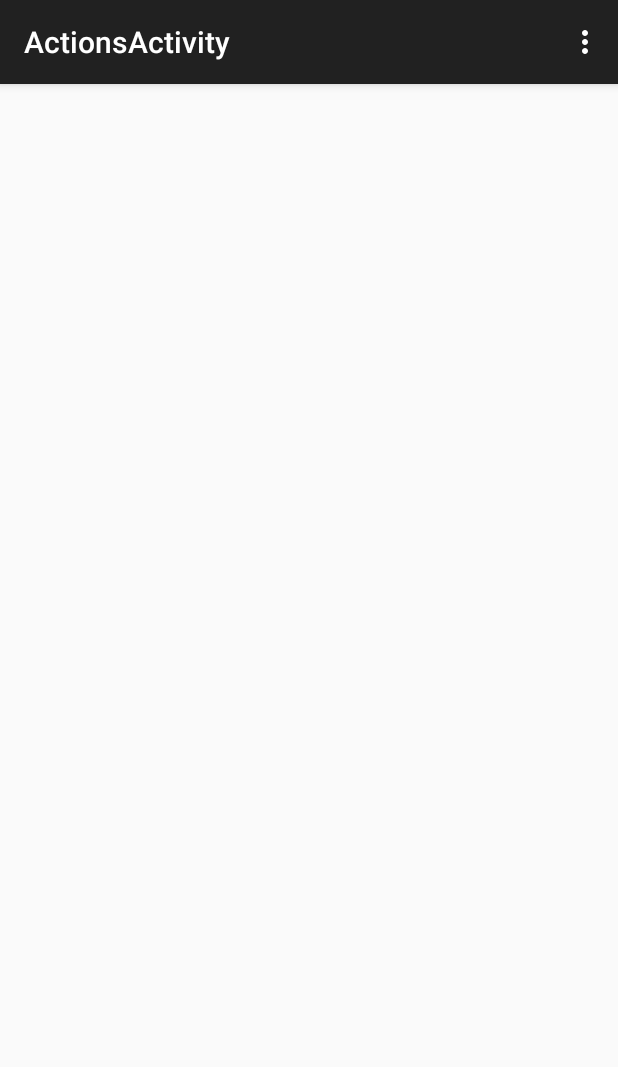
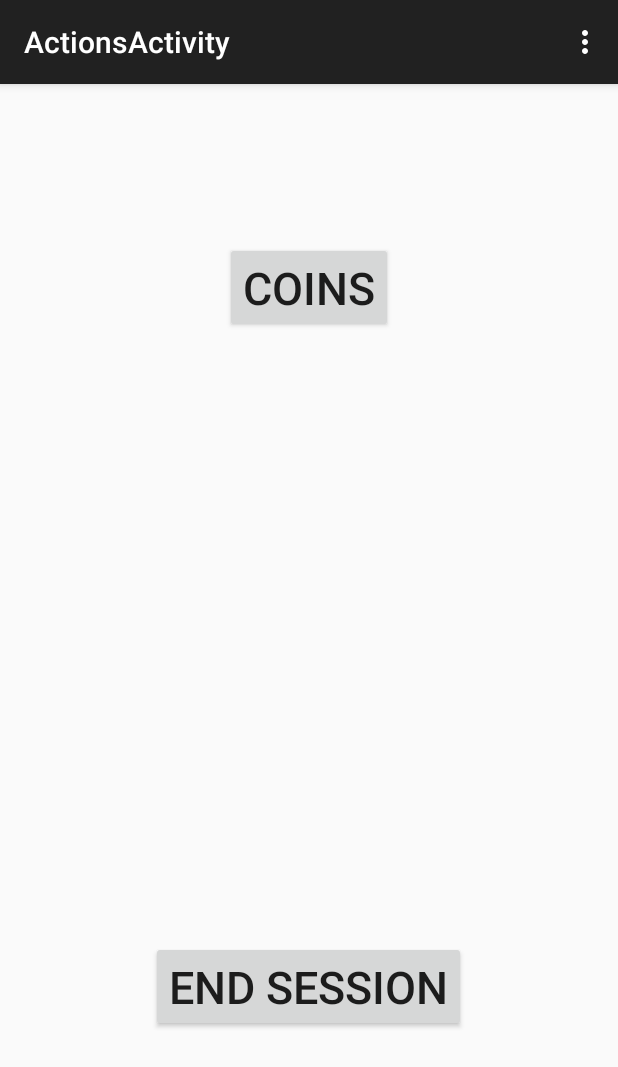
Before and after one commit to Azzazy/KidsCode, an Android app: the AttActivity screen opened directly, with no data from a screen before it, after a tap on "NORMAL", on a phone screen of 412 x 824 dp. Shown: the top 1067 px of the screen. Run offline under Robolectric (Android 15) with nearby library versions, the phone set to English and light mode, and no system bars; 2 statements that could not run were skipped.

Commit message:
Finished the normal Att activity and started the Actions Activity

```diff
--- a/app/src/main/AndroidManifest.xml
+++ b/app/src/main/AndroidManifest.xml
@@ -37,7 +37,8 @@
         </activity>
         <activity
             android:name=".CoinsActivity"
-            android:label="@string/title_activity_coins" >
+            android:label="@string/title_activity_coins"
+            android:noHistory="true" >
         </activity>
         <activity
             android:name=".NormalAttActivity"
--- a/app/src/main/java/com/mohamedazzazy/test/kidscode/ActionsActivity.java
+++ b/app/src/main/java/com/mohamedazzazy/test/kidscode/ActionsActivity.java
@@ -1,31 +1,48 @@
 package com.mohamedazzazy.test.kidscode;
 
+import android.content.Intent;
 import android.os.Bundle;
 import android.support.v7.app.AppCompatActivity;
 import android.view.Menu;
 import android.view.MenuItem;
+import android.view.View;
 import android.widget.TextView;
 
 import com.mohamedazzazy.test.kidscode.java.DB;
 import com.mohamedazzazy.test.kidscode.java.Kid;
 
-public class ActionsActivity extends AppCompatActivity {
+public class ActionsActivity extends AppCompatActivity implements View.OnClickListener {
+    //////// stopped here last time 27/6/2015
+
     TextView display;
+
     @Override
     protected void onCreate(Bundle savedInstanceState) {
         super.onCreate(savedInstanceState);
         setContentView(R.layout.activity_actions);
         dec();
-        String s = "";
-        for (Kid k : DB.attList) {
-            s += k.name + '\n';
-        }
-        display.setText(s);
+
     }
 
     public void dec() {
         display = (TextView) findViewById(R.id.tvAction);
+        findViewById(R.id.bCoin).setOnClickListener(this);
+        findViewById(R.id.bEnd).setOnClickListener(this);
     }
+
+    @Override
+    public void onClick(View v) {
+        switch (v.getId()) {
+            case R.id.bCoin:
+                Intent i = new Intent(getApplicationContext(), CoinsActivity.class);
+                startActivity(i);
+                break;
+            case R.id.bEnd:
+
+                break;
+        }
+    }
+
     @Override
     public boolean onCreateOptionsMenu(Menu menu) {
         // Inflate the menu; this adds items to the action bar if it is present.
--- a/app/src/main/java/com/mohamedazzazy/test/kidscode/AttActivity.java
+++ b/app/src/main/java/com/mohamedazzazy/test/kidscode/AttActivity.java
@@ -10,7 +10,6 @@ import android.widget.Button;
 
 public class AttActivity extends AppCompatActivity implements View.OnClickListener {
 
-    Button norm, qr, old, meddle, little;
     Intent next;
     char ageChar = 'O';
 
@@ -25,11 +24,6 @@ public class AttActivity extends AppCompatActivity implements View.OnClickListen
         switch (v.getId()) {
             case R.id.bNormal:
                 next = new Intent(getApplicationContext(), NormalAttActivity.class);
-                Bundle extras = getIntent().getExtras();
-                char c = 'O';
-                if (extras != null) {
-                    c = extras.getChar("AGE");
-                }
                 next.putExtra("AGE", ageChar);
                 startActivity(next);
                 break;
@@ -52,17 +46,11 @@ public class AttActivity extends AppCompatActivity implements View.OnClickListen
     }
 
     public void dec() {
-        norm = (Button) findViewById(R.id.bNormal);
-        qr = (Button) findViewById(R.id.bQr);
-        old = (Button) findViewById(R.id.bOld);
-        meddle = (Button) findViewById(R.id.bMeddle);
-        little = (Button) findViewById(R.id.bLittle);
-        norm.setOnClickListener(this);
-        qr.setOnClickListener(this);
-        old.setOnClickListener(this);
-        meddle.setOnClickListener(this);
-        little.setOnClickListener(this);
-
+        findViewById(R.id.bNormal).setOnClickListener(this);
+        findViewById(R.id.bQr).setOnClickListener(this);
+        findViewById(R.id.bOld).setOnClickListener(this);
+        findViewById(R.id.bMeddle).setOnClickListener(this);
+        findViewById(R.id.bLittle).setOnClickListener(this);
     }
 
     @Override
--- a/app/src/main/java/com/mohamedazzazy/test/kidscode/MainActivity.java
+++ b/app/src/main/java/com/mohamedazzazy/test/kidscode/MainActivity.java
@@ -10,24 +10,18 @@ import android.widget.Button;
 
 public class MainActivity extends AppCompatActivity implements View.OnClickListener {
 
-    Button bstat, bstart;
     Intent next;
-    char ageChar; /// The age of kids you'r looking for [O,L,M]
 
     @Override
     protected void onCreate(Bundle savedInstanceState) {
         super.onCreate(savedInstanceState);
         setContentView(R.layout.activity_main);
         dec();
-        ageChar = 'O';
     }
 
     public void dec() {
-        bstat = (Button) findViewById(R.id.bStat);
-        bstart = (Button) findViewById(R.id.bStart);
-        bstart.setOnClickListener(this);
-        bstat.setOnClickListener(this);
-
+        findViewById(R.id.bStat).setOnClickListener(this);
+        findViewById(R.id.bStart).setOnClickListener(this);
     }
 
     @Override
@@ -38,7 +32,6 @@ public class MainActivity extends AppCompatActivity implements View.OnClickListe
                 break;
             case R.id.bStart:
                 next = new Intent(getApplicationContext(), AttActivity.class);
-                next.putExtra("AGE", ageChar);
                 break;
         }
         startActivity(next);
--- a/app/src/main/java/com/mohamedazzazy/test/kidscode/NormalAttActivity.java
+++ b/app/src/main/java/com/mohamedazzazy/test/kidscode/NormalAttActivity.java
@@ -12,11 +12,8 @@ import android.widget.TextView;
 import com.mohamedazzazy.test.kidscode.java.DB;
 
 public class NormalAttActivity extends AppCompatActivity implements View.OnClickListener {
-    //////// stopped here last time 27/6/2015
     TextView display;
-    Button byes, bno, bstop;
     int counter;
-    int size;
 
     @Override
     protected void onCreate(Bundle savedInstanceState) {
@@ -28,20 +25,15 @@ public class NormalAttActivity extends AppCompatActivity implements View.OnClick
     }
 
     public void dec() {
-        byes = (Button) findViewById(R.id.bYes);
-        bno = (Button) findViewById(R.id.bNo);
-        bstop = (Button) findViewById(R.id.bStop);
         display = (TextView) findViewById(R.id.tvName);
-        byes.setOnClickListener(this);
-        bno.setOnClickListener(this);
-        bstop.setOnClickListener(this);
+        findViewById(R.id.bStop).setOnClickListener(this);
+        findViewById(R.id.bNo).setOnClickListener(this);
+        findViewById(R.id.bYes).setOnClickListener(this);
         counter = 0;
-        size = DB.attList.size();
     }
 
     public char getAgeChar() {
-        Bundle extras = getIntent().getExtras();
-        return extras.getChar("AGE");
+        return getIntent().getExtras().getChar("AGE");
     }
 
     public void displayNext() {
--- a/app/src/main/java/com/mohamedazzazy/test/kidscode/StatActivity.java
+++ b/app/src/main/java/com/mohamedazzazy/test/kidscode/StatActivity.java
@@ -8,7 +8,6 @@ import android.view.View;
 import android.widget.Button;
 
 public class StatActivity extends AppCompatActivity implements View.OnClickListener {
-    Button coin, att, all;
 
     @Override
     protected void onCreate(Bundle savedInstanceState) {
@@ -34,13 +33,9 @@ public class StatActivity extends AppCompatActivity implements View.OnClickListe
     }
 
     public void dec() {
-        coin = (Button) findViewById(R.id.bCoin);
-        att = (Button) findViewById(R.id.bAtt);
-        all = (Button) findViewById(R.id.bAll);
-        coin.setOnClickListener(this);
-        att.setOnClickListener(this);
-        all.setOnClickListener(this);
-
+        findViewById(R.id.bCoin).setOnClickListener(this);
+        findViewById(R.id.bAtt).setOnClickListener(this);
+        findViewById(R.id.bAll).setOnClickListener(this);
     }
 
     @Override
--- a/app/src/main/res/layout/activity_actions.xml
+++ b/app/src/main/res/layout/activity_actions.xml
@@ -7,13 +7,24 @@
     android:paddingTop="@dimen/activity_vertical_margin"
     tools:context="com.mohamedazzazy.test.kidscode.ActionsActivity">
 
-    <TextView
-        android:id="@+id/tvAction"
+    <Button
+        android:id="@+id/bCoin"
         android:layout_width="wrap_content"
         android:layout_height="wrap_content"
+        android:singleLine="false"
+        android:text="Coins"
+        android:textSize="30dp"
+        android:layout_marginTop="89dp"
         android:layout_alignParentTop="true"
-        android:layout_centerHorizontal="true"
-        android:layout_marginTop="156dp"
-        android:text="@string/hello_world" />
+        android:layout_centerHorizontal="true" />
 
+    <Button
+        android:id="@+id/bEnd"
+        android:layout_width="wrap_content"
+        android:layout_height="wrap_content"
+        android:text="End Session"
+        android:textSize="30dp"
+        android:layout_marginBottom="120dp"
+        android:layout_alignParentBottom="true"
+        android:layout_centerHorizontal="true" />
 </RelativeLayout>
```
Also changed, not shown: app/src/main/java/com/mohamedazzazy/test/kidscode/java/Kid.java (+6 -3 lines), 1 other file.
